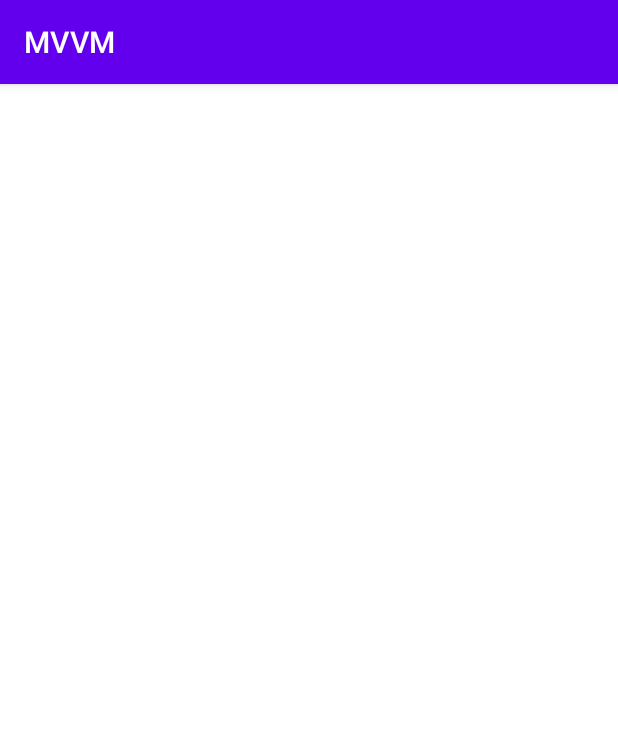
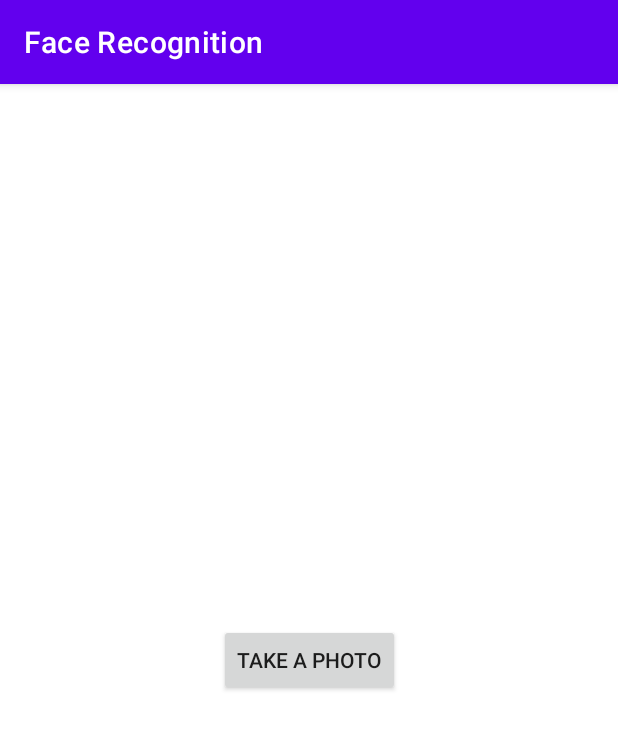
Before and after one commit to NiwatKaewkert/mvvm-clean-architecture, an Android app: the screen it shows after launch (MainActivity), on a phone screen of 412 x 824 dp. Shown: the top 729 px of the screen. Run offline under Robolectric (Android 15) with nearby library versions, the phone set to English and light mode, and no system bars.

Commit message:
Added fr

```diff
--- a/app/src/main/AndroidManifest.xml
+++ b/app/src/main/AndroidManifest.xml
@@ -1,6 +1,11 @@
 <?xml version="1.0" encoding="utf-8"?>
 <manifest xmlns:android="http://schemas.android.com/apk/res/android"
     xmlns:tools="http://schemas.android.com/tools">
+    <uses-feature android:name="android.hardware.camera.any" />
+    <uses-permission android:name="android.permission.CAMERA" />
+    <uses-permission android:name="android.permission.RECORD_AUDIO" />
+    <uses-permission android:name="android.permission.WRITE_EXTERNAL_STORAGE"
+        android:maxSdkVersion="28" />
     <uses-permission android:name="android.permission.INTERNET"/>
 
     <application
--- a/app/src/main/java/me/niwat/mvvm/di/AppModule.kt
+++ b/app/src/main/java/me/niwat/mvvm/di/AppModule.kt
@@ -2,6 +2,8 @@ package me.niwat.mvvm.di
 
 import me.niwat.mvvm.data.repositories.PokedexRepositoryImpl
 import me.niwat.mvvm.domain.usecase.GetPokemonListUseCase
+import me.niwat.mvvm.presenter.camera.CameraFragment
+import me.niwat.mvvm.presenter.camera.CameraFragmentViewModel
 import me.niwat.mvvm.presenter.dex.PokedexFragmentViewModel
 import org.koin.androidx.viewmodel.dsl.viewModel
 import org.koin.dsl.module
@@ -10,4 +12,9 @@ val repositoryModule = module { single { PokedexRepositoryImpl(get()) } }
 
 val useCaseModule = module { single { GetPokemonListUseCase(get()) } }
 
-val viewModelModule = module { viewModel { PokedexFragmentViewModel(get()) } }
+val viewModelModule = module {
+    viewModel {
+        PokedexFragmentViewModel(get())
+        CameraFragmentViewModel()
+    }
+}
--- a/app/src/main/java/me/niwat/mvvm/presenter/MainActivity.kt
+++ b/app/src/main/java/me/niwat/mvvm/presenter/MainActivity.kt
@@ -1,9 +1,16 @@
 package me.niwat.mvvm.presenter
 
+import android.Manifest
+import android.content.pm.PackageManager
+import android.os.Build
 import android.os.Bundle
+import android.widget.Toast
 import androidx.appcompat.app.AppCompatActivity
+import androidx.core.app.ActivityCompat
+import androidx.core.content.ContextCompat
 import me.niwat.mvvm.databinding.ActivityMainBinding
-import me.niwat.mvvm.presenter.dex.PokedexFragment
+import me.niwat.mvvm.presenter.camera.CameraFragment
+import me.niwat.mvvm.presenter.landing.LandingFragment
 
 class MainActivity : AppCompatActivity() {
     private lateinit var binding: ActivityMainBinding
@@ -12,9 +19,65 @@ class MainActivity : AppCompatActivity() {
         super.onCreate(savedInstanceState)
         binding = ActivityMainBinding.inflate(layoutInflater)
         setContentView(binding.root)
+        navigateToLanding()
+    }
 
+    override fun onRequestPermissionsResult(
+        requestCode: Int, permissions: Array<String>, grantResults:
+        IntArray
+    ) {
+        super.onRequestPermissionsResult(requestCode, permissions, grantResults)
+        if (requestCode == REQUEST_CODE_PERMISSIONS) {
+            if (allPermissionsGranted()) {
+                navigateToCamera()
+            } else {
+                Toast.makeText(
+                    this,
+                    "Permissions not granted by the user.",
+                    Toast.LENGTH_SHORT
+                ).show()
+                finish()
+            }
+        }
+    }
+
+    fun navigateToCamera() {
         supportFragmentManager.beginTransaction()
-            .replace(binding.frameLayout.id, PokedexFragment.newInstance())
+            .replace(binding.frameLayout.id, CameraFragment.newInstance())
             .commit()
     }
+
+    private fun navigateToLanding() {
+        supportFragmentManager.beginTransaction()
+            .replace(binding.frameLayout.id, LandingFragment.newInstance())
+            .commit()
+    }
+
+    fun requestPermission() {
+        // Request camera permissions
+        if (allPermissionsGranted()) {
+            navigateToCamera()
+        } else {
+            ActivityCompat.requestPermissions(
+                this, REQUIRED_PERMISSIONS, REQUEST_CODE_PERMISSIONS
+            )
+        }
+    }
+
+    private fun allPermissionsGranted() = REQUIRED_PERMISSIONS.all {
+        ContextCompat.checkSelfPermission(this, it) == PackageManager.PERMISSION_GRANTED
+    }
+
+    companion object {
+        private const val REQUEST_CODE_PERMISSIONS = 10
+        private val REQUIRED_PERMISSIONS =
+            mutableListOf(
+                Manifest.permission.CAMERA,
+                Manifest.permission.RECORD_AUDIO
+            ).apply {
+                if (Build.VERSION.SDK_INT <= Build.VERSION_CODES.P) {
+                    add(Manifest.permission.WRITE_EXTERNAL_STORAGE)
+                }
+            }.toTypedArray()
+    }
 }
--- a/app/src/main/java/me/niwat/mvvm/presenter/dex/PokedexFragment.kt
+++ b/app/src/main/java/me/niwat/mvvm/presenter/dex/PokedexFragment.kt
@@ -13,10 +13,6 @@ class PokedexFragment :
     BaseFragment<FragmentPokedexBinding, PokedexFragmentViewModel>(FragmentPokedexBinding::inflate) {
     override val viewModel: PokedexFragmentViewModel by activityViewModel()
     private val pokedexList: MutableList<Card> = mutableListOf()
-
-    override fun onViewCreated(view: View, savedInstanceState: Bundle?) {
-        super.onViewCreated(view, savedInstanceState)
-    }
 
     override fun init() {
         viewModel.getPokemonList()
--- /dev/null
+++ b/app/src/main/java/me/niwat/mvvm/presenter/landing/LandingFragment.kt
@@ -0,0 +1,36 @@
+package me.niwat.mvvm.presenter.landing
+
+import android.os.Bundle
+import android.view.LayoutInflater
+import android.view.View
+import android.view.ViewGroup
+import androidx.fragment.app.Fragment
+import me.niwat.mvvm.databinding.FragmentLandingBinding
+import me.niwat.mvvm.presenter.MainActivity
+
+class LandingFragment : Fragment() {
+    private lateinit var binding: FragmentLandingBinding
+
+    override fun onCreateView(
+        inflater: LayoutInflater,
+        container: ViewGroup?,
+        savedInstanceState: Bundle?
+    ): View {
+        binding = FragmentLandingBinding.inflate(layoutInflater, container, false)
+        return binding.root
+    }
+
+    override fun onViewCreated(view: View, savedInstanceState: Bundle?) {
+        super.onViewCreated(view, savedInstanceState)
+        binding.apply {
+            buttonTakePhoto.setOnClickListener {
+                (activity as MainActivity).requestPermission()
+            }
+        }
+    }
+
+    companion object {
+        private var TAG = LandingFragment::class.java.simpleName
+        fun newInstance(): Fragment = LandingFragment()
+    }
+}
--- /dev/null
+++ b/app/src/main/res/layout/fragment_landing.xml
@@ -0,0 +1,17 @@
+<?xml version="1.0" encoding="utf-8"?>
+<androidx.constraintlayout.widget.ConstraintLayout xmlns:android="http://schemas.android.com/apk/res/android"
+    xmlns:app="http://schemas.android.com/apk/res-auto"
+    android:layout_width="match_parent"
+    android:layout_height="match_parent">
+
+    <androidx.appcompat.widget.AppCompatButton
+        android:id="@+id/buttonTakePhoto"
+        android:layout_width="wrap_content"
+        android:layout_height="wrap_content"
+        android:text="@string/button_take_photo"
+        app:layout_constraintBottom_toBottomOf="parent"
+        app:layout_constraintEnd_toEndOf="parent"
+        app:layout_constraintStart_toStartOf="parent"
+        app:layout_constraintTop_toTopOf="parent" />
+
+</androidx.constraintlayout.widget.ConstraintLayout>
--- a/app/src/main/res/values/strings.xml
+++ b/app/src/main/res/values/strings.xml
@@ -1,3 +1,4 @@
 <resources>
-    <string name="app_name">MVVM</string>
+    <string name="app_name">Face Recognition</string>
+    <string name="button_take_photo">Take a photo</string>
 </resources>
```
Also changed, not shown: app/build.gradle (+21 -6 lines), app/src/main/java/me/niwat/mvvm/base/BaseFragment.kt (+7 -0 lines), app/src/main/java/me/niwat/mvvm/presenter/camera/CameraFragment.kt (added, +154 -0 lines), app/src/main/java/me/niwat/mvvm/presenter/camera/CameraFragmentViewModel.kt (added, +40 -0 lines), app/src/main/res/layout/fragment_camera.xml (added, +36 -0 lines).
